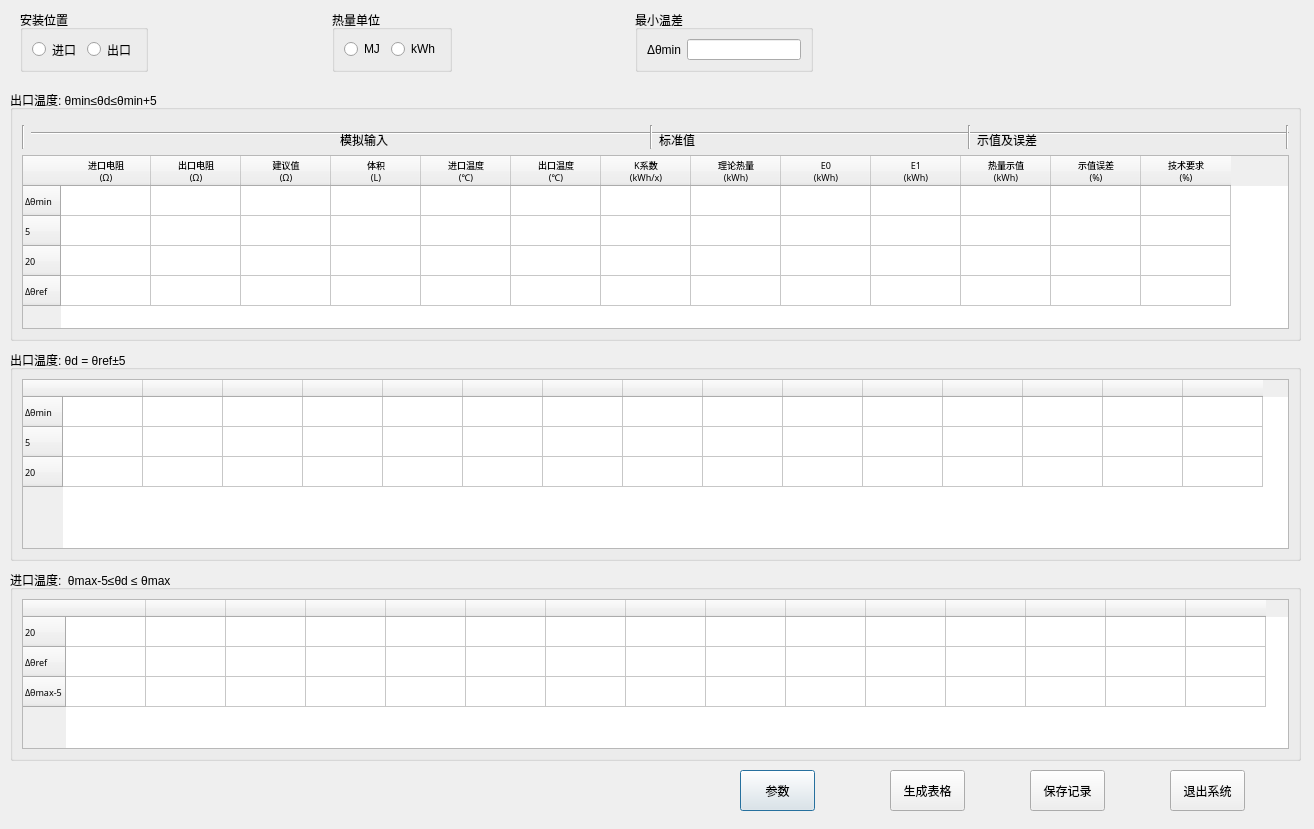
Qt form source/calcverify/calcverify.ui (flimmy78/qtverify) before a commit.
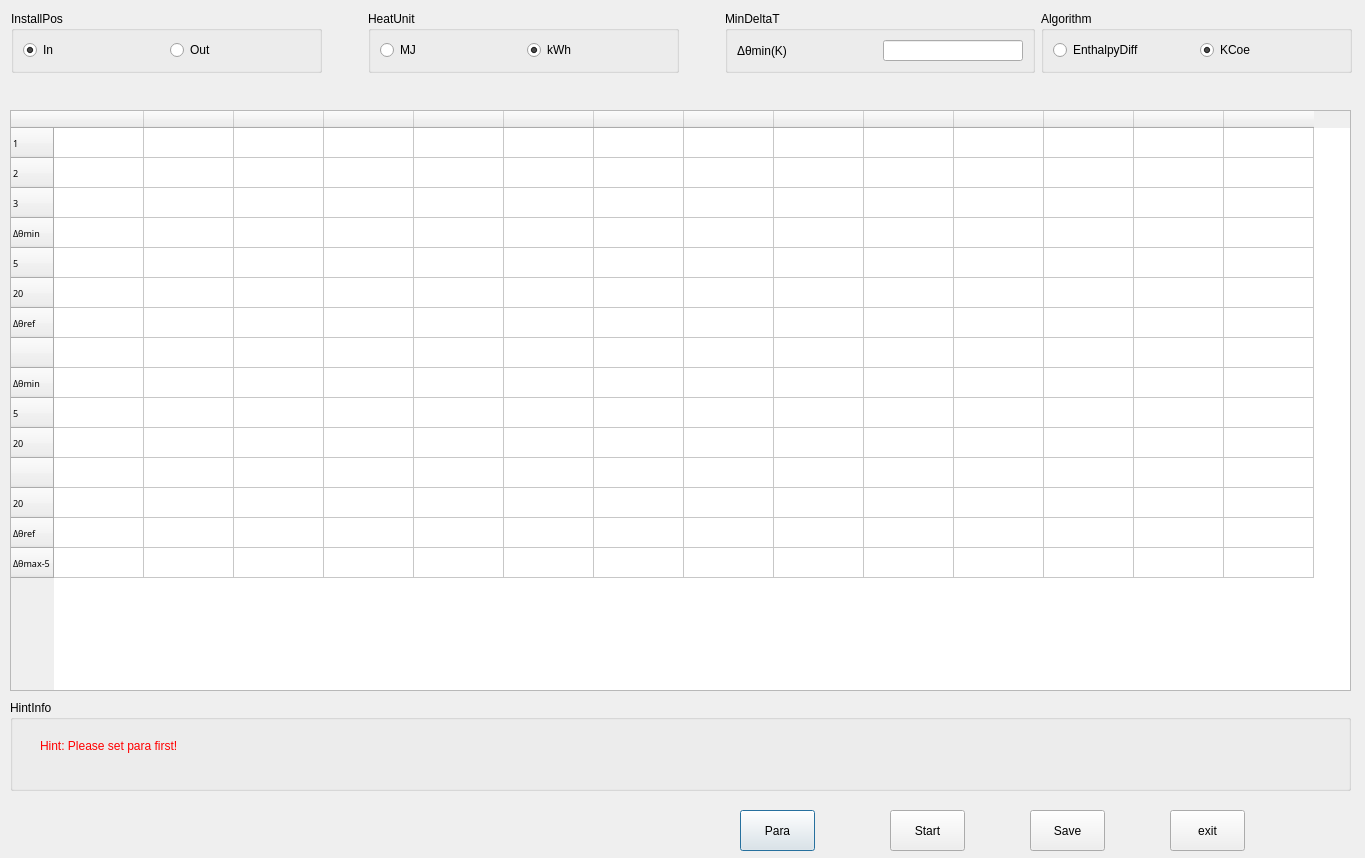
The same form after that commit. Icons and pictures are not drawn.

```diff
--- a/source/calcverify/calcverify.ui
+++ b/source/calcverify/calcverify.ui
@@ -6,8 +6,8 @@
    <rect>
     <x>0</x>
     <y>0</y>
-    <width>1314</width>
-    <height>829</height>
+    <width>1365</width>
+    <height>858</height>
    </rect>
   </property>
   <property name="windowTitle">
@@ -17,434 +17,39 @@
    <property name="geometry">
     <rect>
      <x>10</x>
-     <y>90</y>
-     <width>1291</width>
-     <height>251</height>
+     <y>700</y>
+     <width>1341</width>
+     <height>91</height>
     </rect>
    </property>
    <property name="title">
-    <string>出口温度: θmin≤θd≤θmin+5</string>
+    <string>HintInfo</string>
    </property>
    <property name="toolTipDuration" stdset="0">
     <number>0</number>
    </property>
-   <layout class="QGridLayout" name="gridLayout_6">
-    <item row="0" column="1" rowspan="3" colspan="7">
-     <widget class="Line" name="line_3">
-      <property name="orientation">
-       <enum>Qt::Horizontal</enum>
-      </property>
-     </widget>
-    </item>
-    <item row="1" column="0" rowspan="2">
-     <widget class="Line" name="line_7">
-      <property name="orientation">
-       <enum>Qt::Vertical</enum>
-      </property>
-     </widget>
-    </item>
-    <item row="1" column="3" rowspan="2">
-     <widget class="Line" name="line_6">
-      <property name="orientation">
-       <enum>Qt::Vertical</enum>
-      </property>
-     </widget>
-    </item>
-    <item row="1" column="5" rowspan="2">
-     <widget class="Line" name="line_4">
-      <property name="orientation">
-       <enum>Qt::Vertical</enum>
-      </property>
-     </widget>
-    </item>
-    <item row="1" column="7" rowspan="2">
-     <widget class="Line" name="line_5">
-      <property name="orientation">
-       <enum>Qt::Vertical</enum>
-      </property>
-     </widget>
-    </item>
-    <item row="2" column="2">
-     <widget class="QLabel" name="label_2">
-      <property name="text">
-       <string>模拟输入</string>
-      </property>
-     </widget>
-    </item>
-    <item row="2" column="4">
-     <widget class="QLabel" name="label_3">
-      <property name="text">
-       <string>标准值</string>
-      </property>
-     </widget>
-    </item>
-    <item row="2" column="6">
-     <widget class="QLabel" name="label_4">
-      <property name="text">
-       <string>示值及误差</string>
-      </property>
-     </widget>
-    </item>
-    <item row="3" column="0" colspan="8">
-     <widget class="QTableWidget" name="tableWidget">
-      <property name="font">
-       <font>
-        <family>微软雅黑</family>
-        <pointsize>7</pointsize>
-       </font>
-      </property>
-      <attribute name="horizontalHeaderDefaultSectionSize">
-       <number>90</number>
-      </attribute>
-      <row>
-       <property name="text">
-        <string>Δθmin</string>
-       </property>
-      </row>
-      <row>
-       <property name="text">
-        <string>5</string>
-       </property>
-      </row>
-      <row>
-       <property name="text">
-        <string>20</string>
-       </property>
-      </row>
-      <row>
-       <property name="text">
-        <string>Δθref    </string>
-       </property>
-      </row>
-      <column>
-       <property name="text">
-        <string>进口电阻
-(Ω)</string>
-       </property>
-      </column>
-      <column>
-       <property name="text">
-        <string>出口电阻
-(Ω)</string>
-       </property>
-      </column>
-      <column>
-       <property name="text">
-        <string>建议值
-(Ω)</string>
-       </property>
-      </column>
-      <column>
-       <property name="text">
-        <string>体积
-(L)</string>
-       </property>
-      </column>
-      <column>
-       <property name="text">
-        <string>进口温度
-(℃)</string>
-       </property>
-      </column>
-      <column>
-       <property name="text">
-        <string>出口温度
-(℃)</string>
-       </property>
-      </column>
-      <column>
-       <property name="text">
-        <string>K系数
-(kWh/x)</string>
-       </property>
-      </column>
-      <column>
-       <property name="text">
-        <string>理论热量
-(kWh)</string>
-       </property>
-      </column>
-      <column>
-       <property name="text">
-        <string>E0
-(kWh)</string>
-       </property>
-      </column>
-      <column>
-       <property name="text">
-        <string>E1
-(kWh)</string>
-       </property>
-      </column>
-      <column>
-       <property name="text">
-        <string>热量示值
-(kWh)</string>
-       </property>
-      </column>
-      <column>
-       <property name="text">
-        <string>示值误差
-(%)</string>
-       </property>
-      </column>
-      <column>
-       <property name="text">
-        <string>技术要求
-(%)</string>
-       </property>
-      </column>
-     </widget>
-    </item>
-   </layout>
+   <widget class="QLabel" name="hintLabel">
+    <property name="geometry">
+     <rect>
+      <x>30</x>
+      <y>36</y>
+      <width>441</width>
+      <height>20</height>
+     </rect>
+    </property>
+    <property name="styleSheet">
+     <string notr="true">color: rgb(255, 0, 0);</string>
+    </property>
+    <property name="text">
+     <string>Hint: Please set para first!</string>
+    </property>
+   </widget>
   </widget>
-  <widget class="QGroupBox" name="groupBox_6">
-   <property name="geometry">
-    <rect>
-     <x>10</x>
-     <y>350</y>
-     <width>1291</width>
-     <height>211</height>
-    </rect>
-   </property>
-   <property name="title">
-    <string>出口温度: θd = θref±5</string>
-   </property>
-   <property name="toolTipDuration" stdset="0">
-    <number>0</number>
-   </property>
-   <layout class="QGridLayout" name="gridLayout_5">
-    <item row="0" column="0">
-     <widget class="QTableWidget" name="tableWidget_2">
-      <property name="font">
-       <font>
-        <family>微软雅黑</family>
-        <pointsize>7</pointsize>
-       </font>
-      </property>
-      <attribute name="horizontalHeaderDefaultSectionSize">
-       <number>80</number>
-      </attribute>
-      <row>
-       <property name="text">
-        <string>Δθmin   </string>
-       </property>
-      </row>
-      <row>
-       <property name="text">
-        <string>5</string>
-       </property>
-      </row>
-      <row>
-       <property name="text">
-        <string>20</string>
-       </property>
-      </row>
-      <column>
-       <property name="text">
-        <string/>
-       </property>
-      </column>
-      <column>
-       <property name="text">
-        <string/>
-       </property>
-      </column>
-      <column>
-       <property name="text">
-        <string/>
-       </property>
-      </column>
-      <column>
-       <property name="text">
-        <string/>
-       </property>
-      </column>
-      <column>
-       <property name="text">
-        <string/>
-       </property>
-      </column>
-      <column>
-       <property name="text">
-        <string/>
-       </property>
-      </column>
-      <column>
-       <property name="text">
-        <string/>
-       </property>
-      </column>
-      <column>
-       <property name="text">
-        <string/>
-       </property>
-      </column>
-      <column>
-       <property name="text">
-        <string/>
-       </property>
-      </column>
-      <column>
-       <property name="text">
-        <string/>
-       </property>
-      </column>
-      <column>
-       <property name="text">
-        <string/>
-       </property>
-      </column>
-      <column>
-       <property name="text">
-        <string/>
-       </property>
-      </column>
-      <column>
-       <property name="text">
-        <string/>
-       </property>
-      </column>
-      <column>
-       <property name="text">
-        <string/>
-       </property>
-      </column>
-      <column>
-       <property name="text">
-        <string/>
-       </property>
-      </column>
-     </widget>
-    </item>
-   </layout>
-  </widget>
-  <widget class="QGroupBox" name="groupBox_7">
-   <property name="geometry">
-    <rect>
-     <x>10</x>
-     <y>570</y>
-     <width>1291</width>
-     <height>191</height>
-    </rect>
-   </property>
-   <property name="title">
-    <string>进口温度:  θmax-5≤θd ≤ θmax</string>
-   </property>
-   <property name="toolTipDuration" stdset="0">
-    <number>0</number>
-   </property>
-   <layout class="QGridLayout" name="gridLayout_4">
-    <item row="0" column="0">
-     <widget class="QTableWidget" name="tableWidget_3">
-      <property name="font">
-       <font>
-        <family>微软雅黑</family>
-        <pointsize>7</pointsize>
-       </font>
-      </property>
-      <attribute name="horizontalHeaderDefaultSectionSize">
-       <number>80</number>
-      </attribute>
-      <row>
-       <property name="text">
-        <string>20</string>
-       </property>
-      </row>
-      <row>
-       <property name="text">
-        <string>Δθref</string>
-       </property>
-      </row>
-      <row>
-       <property name="text">
-        <string>Δθmax-5</string>
-       </property>
-      </row>
-      <column>
-       <property name="text">
-        <string/>
-       </property>
-      </column>
-      <column>
-       <property name="text">
-        <string/>
-       </property>
-      </column>
-      <column>
-       <property name="text">
-        <string/>
-       </property>
-      </column>
-      <column>
-       <property name="text">
-        <string/>
-       </property>
-      </column>
-      <column>
-       <property name="text">
-        <string/>
-       </property>
-      </column>
-      <column>
-       <property name="text">
-        <string/>
-       </property>
-      </column>
-      <column>
-       <property name="text">
-        <string/>
-       </property>
-      </column>
-      <column>
-       <property name="text">
-        <string/>
-       </property>
-      </column>
-      <column>
-       <property name="text">
-        <string/>
-       </property>
-      </column>
-      <column>
-       <property name="text">
-        <string/>
-       </property>
-      </column>
-      <column>
-       <property name="text">
-        <string/>
-       </property>
-      </column>
-      <column>
-       <property name="text">
-        <string/>
-       </property>
-      </column>
-      <column>
-       <property name="text">
-        <string/>
-       </property>
-      </column>
-      <column>
-       <property name="text">
-        <string/>
-       </property>
-      </column>
-      <column>
-       <property name="text">
-        <string/>
-       </property>
-      </column>
-     </widget>
-    </item>
-   </layout>
-  </widget>
-  <widget class="QPushButton" name="pushButton_4">
+  <widget class="QPushButton" name="btnPara">
    <property name="geometry">
     <rect>
      <x>740</x>
-     <y>770</y>
+     <y>810</y>
      <width>75</width>
      <height>41</height>
     </rect>
@@ -456,7 +61,7 @@
     </sizepolicy>
    </property>
    <property name="text">
-    <string>参数</string>
+    <string>Para</string>
    </property>
    <property name="icon">
     <iconset>
@@ -467,7 +72,7 @@
    <property name="geometry">
     <rect>
      <x>890</x>
-     <y>770</y>
+     <y>810</y>
      <width>75</width>
      <height>41</height>
     </rect>
@@ -479,7 +84,7 @@
     </sizepolicy>
    </property>
    <property name="text">
-    <string>生成表格</string>
+    <string>Start</string>
    </property>
    <property name="icon">
     <iconset>
@@ -490,7 +95,7 @@
    <property name="geometry">
     <rect>
      <x>1030</x>
-     <y>770</y>
+     <y>810</y>
      <width>75</width>
      <height>41</height>
     </rect>
@@ -502,7 +107,7 @@
     </sizepolicy>
    </property>
    <property name="text">
-    <string>保存记录</string>
+    <string>Save</string>
    </property>
    <property name="icon">
     <iconset>
@@ -513,7 +118,7 @@
    <property name="geometry">
     <rect>
      <x>1170</x>
-     <y>770</y>
+     <y>810</y>
      <width>75</width>
      <height>41</height>
     </rect>
@@ -525,63 +130,407 @@
     </sizepolicy>
    </property>
    <property name="text">
-    <string>退出系统</string>
+    <string>exit</string>
    </property>
    <property name="icon">
     <iconset>
      <normaloff>../../exit.png</normaloff>../../exit.png</iconset>
    </property>
   </widget>
-  <widget class="QWidget" name="">
+  <widget class="QTableWidget" name="tableWidget">
    <property name="geometry">
     <rect>
-     <x>20</x>
-     <y>10</y>
-     <width>1281</width>
+     <x>10</x>
+     <y>110</y>
+     <width>1341</width>
+     <height>581</height>
+    </rect>
+   </property>
+   <property name="font">
+    <font>
+     <family>微软雅黑</family>
+     <pointsize>7</pointsize>
+    </font>
+   </property>
+   <property name="layoutDirection">
+    <enum>Qt::LeftToRight</enum>
+   </property>
+   <property name="selectionMode">
+    <enum>QAbstractItemView::ExtendedSelection</enum>
+   </property>
+   <property name="selectionBehavior">
+    <enum>QAbstractItemView::SelectItems</enum>
+   </property>
+   <property name="textElideMode">
+    <enum>Qt::ElideMiddle</enum>
+   </property>
+   <attribute name="horizontalHeaderDefaultSectionSize">
+    <number>90</number>
+   </attribute>
+   <row>
+    <property name="text">
+     <string>1</string>
+    </property>
+   </row>
+   <row>
+    <property name="text">
+     <string>2</string>
+    </property>
+   </row>
+   <row>
+    <property name="text">
+     <string>3</string>
+    </property>
+   </row>
+   <row>
+    <property name="text">
+     <string>Δθmin</string>
+    </property>
+   </row>
+   <row>
+    <property name="text">
+     <string>5</string>
+    </property>
+   </row>
+   <row>
+    <property name="text">
+     <string>20</string>
+    </property>
+   </row>
+   <row>
+    <property name="text">
+     <string>Δθref    </string>
+    </property>
+   </row>
+   <row>
+    <property name="text">
+     <string/>
+    </property>
+   </row>
+   <row>
+    <property name="text">
+     <string>Δθmin</string>
+    </property>
+   </row>
+   <row>
+    <property name="text">
+     <string>5</string>
+    </property>
+   </row>
+   <row>
+    <property name="text">
+     <string>20</string>
+    </property>
+   </row>
+   <row>
+    <property name="text">
+     <string/>
+    </property>
+   </row>
+   <row>
+    <property name="text">
+     <string>20</string>
+    </property>
+   </row>
+   <row>
+    <property name="text">
+     <string>Δθref</string>
+    </property>
+   </row>
+   <row>
+    <property name="text">
+     <string>Δθmax-5</string>
+    </property>
+   </row>
+   <column>
+    <property name="text">
+     <string/>
+    </property>
+   </column>
+   <column>
+    <property name="text">
+     <string/>
+    </property>
+   </column>
+   <column>
+    <property name="text">
+     <string/>
+    </property>
+   </column>
+   <column>
+    <property name="text">
+     <string/>
+    </property>
+   </column>
+   <column>
+    <property name="text">
+     <string/>
+    </property>
+   </column>
+   <column>
+    <property name="text">
+     <string/>
+    </property>
+   </column>
+   <column>
+    <property name="text">
+     <string/>
+    </property>
+   </column>
+   <column>
+    <property name="text">
+     <string/>
+    </property>
+   </column>
+   <column>
+    <property name="text">
+     <string/>
+    </property>
+   </column>
+   <column>
+    <property name="text">
+     <string/>
+    </property>
+   </column>
+   <column>
+    <property name="text">
+     <string/>
+    </property>
+   </column>
+   <column>
+    <property name="text">
+     <string/>
+    </property>
+   </column>
+   <column>
+    <property name="text">
+     <string/>
+    </property>
+   </column>
+   <column>
+    <property name="text">
+     <string/>
+    </property>
+   </column>
+   <item row="0" column="0">
+    <property name="text">
+     <string/>
+    </property>
+    <property name="flags">
+     <set>ItemIsSelectable|ItemIsDragEnabled|ItemIsUserCheckable</set>
+    </property>
+   </item>
+   <item row="0" column="2">
+    <property name="text">
+     <string/>
+    </property>
+    <property name="flags">
+     <set>ItemIsSelectable|ItemIsDragEnabled|ItemIsUserCheckable</set>
+    </property>
+   </item>
+   <item row="1" column="0">
+    <property name="text">
+     <string/>
+    </property>
+    <property name="flags">
+     <set>ItemIsSelectable|ItemIsDragEnabled|ItemIsUserCheckable</set>
+    </property>
+   </item>
+   <item row="1" column="2">
+    <property name="text">
+     <string/>
+    </property>
+    <property name="flags">
+     <set>ItemIsSelectable|ItemIsDragEnabled|ItemIsUserCheckable</set>
+    </property>
+   </item>
+   <item row="2" column="0">
+    <property name="flags">
+     <set>ItemIsSelectable|ItemIsDragEnabled|ItemIsUserCheckable</set>
+    </property>
+   </item>
+   <item row="2" column="2">
+    <property name="text">
+     <string/>
+    </property>
+    <property name="flags">
+     <set>ItemIsSelectable|ItemIsDragEnabled|ItemIsUserCheckable</set>
+    </property>
+   </item>
+   <item row="3" column="0">
+    <property name="text">
+     <string/>
+    </property>
+    <property name="flags">
+     <set>ItemIsSelectable|ItemIsDragEnabled|ItemIsUserCheckable</set>
+    </property>
+   </item>
+   <item row="3" column="2">
+    <property name="text">
+     <string/>
+    </property>
+    <property name="flags">
+     <set>ItemIsSelectable|ItemIsDragEnabled|ItemIsUserCheckable</set>
+    </property>
+   </item>
+   <item row="4" column="0">
+    <property name="text">
+     <string/>
+    </property>
+    <property name="flags">
+     <set>ItemIsSelectable|ItemIsDragEnabled|ItemIsUserCheckable</set>
+    </property>
+   </item>
+   <item row="4" column="2">
+    <property name="text">
+     <string/>
+    </property>
+    <property name="flags">
+     <set>ItemIsSelectable|ItemIsDragEnabled|ItemIsUserCheckable</set>
+    </property>
+   </item>
+   <item row="5" column="0">
+    <property name="text">
+     <string/>
+    </property>
+    <property name="flags">
+     <set>ItemIsSelectable|ItemIsDragEnabled|ItemIsUserCheckable</set>
+    </property>
+   </item>
+   <item row="5" column="2">
+    <property name="text">
+     <string/>
+    </property>
+    <property name="flags">
+     <set>ItemIsSelectable|ItemIsDragEnabled|ItemIsUserCheckable</set>
+    </property>
+   </item>
+   <item row="6" column="0">
+    <property name="text">
+     <string/>
+    </property>
+    <property name="flags">
+     <set>ItemIsSelectable|ItemIsDragEnabled|ItemIsUserCheckable</set>
+    </property>
+   </item>
+   <item row="6" column="2">
+    <property name="text">
+     <string/>
+    </property>
+    <property name="flags">
+     <set>ItemIsSelectable|ItemIsDragEnabled|ItemIsUserCheckable</set>
+    </property>
+   </item>
+   <item row="7" column="0">
+    <property name="flags">
+     <set>ItemIsSelectable|ItemIsDragEnabled|ItemIsUserCheckable</set>
+    </property>
+   </item>
+   <item row="7" column="2">
+    <property name="text">
+     <string/>
+    </property>
+    <property name="flags">
+     <set>ItemIsSelectable|ItemIsDragEnabled|ItemIsUserCheckable</set>
+    </property>
+   </item>
+   <item row="8" column="2">
+    <property name="text">
+     <string/>
+    </property>
+    <property name="flags">
+     <set>ItemIsSelectable|ItemIsDragEnabled|ItemIsUserCheckable</set>
+    </property>
+   </item>
+   <item row="9" column="2">
+    <property name="text">
+     <string/>
+    </property>
+    <property name="flags">
+     <set>ItemIsSelectable|ItemIsDragEnabled|ItemIsUserCheckable</set>
+    </property>
+   </item>
+   <item row="10" column="2">
+    <property name="text">
+     <string/>
+    </property>
+    <property name="flags">
+     <set>ItemIsSelectable|ItemIsDragEnabled|ItemIsUserCheckable</set>
+    </property>
+   </item>
+   <item row="11" column="2">
+    <property name="text">
+     <string/>
+    </property>
+    <property name="flags">
+     <set>ItemIsSelectable|ItemIsDragEnabled|ItemIsUserCheckable</set>
+    </property>
+   </item>
+   <item row="12" column="2">
+    <property name="text">
+     <string/>
+    </property>
+    <property name="flags">
+     <set>ItemIsSelectable|ItemIsDragEnabled|ItemIsUserCheckable</set>
+    </property>
+   </item>
+   <item row="13" column="2">
+    <property name="text">
+     <string/>
+    </property>
+    <property name="flags">
+     <set>ItemIsSelectable|ItemIsDragEnabled|ItemIsUserCheckable</set>
+    </property>
+   </item>
+   <item row="14" column="2">
+    <property name="text">
+     <string/>
+    </property>
+    <property name="flags">
+     <set>ItemIsSelectable|ItemIsDragEnabled|ItemIsUserCheckable</set>
+    </property>
+   </item>
+  </widget>
+  <widget class="QWidget" name="layoutWidget">
+   <property name="geometry">
+    <rect>
+     <x>11</x>
+     <y>11</y>
+     <width>1341</width>
      <height>62</height>
     </rect>
    </property>
-   <layout class="QHBoxLayout" name="horizontalLayout">
-    <item>
-     <widget class="QGroupBox" name="groupBox_2">
+   <layout class="QGridLayout" name="gridLayout_5">
+    <item row="0" column="5">
+     <widget class="QGroupBox" name="grpBoxAlgorithm">
       <property name="title">
-       <string>安装位置</string>
+       <string>Algorithm</string>
       </property>
-      <layout class="QGridLayout" name="gridLayout">
+      <layout class="QGridLayout" name="gridLayout_3">
        <item row="0" column="0">
-        <widget class="QRadioButton" name="radioButton">
+        <widget class="QRadioButton" name="radioButton_5">
          <property name="text">
-          <string>进口</string>
+          <string>EnthalpyDiff</string>
          </property>
         </widget>
        </item>
        <item row="0" column="1">
-        <widget class="QRadioButton" name="radioButton_2">
+        <widget class="QRadioButton" name="radioButton_6">
          <property name="text">
-          <string>出口</string>
+          <string>KCoe</string>
+         </property>
+         <property name="checked">
+          <bool>true</bool>
          </property>
         </widget>
        </item>
       </layout>
      </widget>
     </item>
-    <item>
-     <spacer name="horizontalSpacer">
-      <property name="orientation">
-       <enum>Qt::Horizontal</enum>
-      </property>
-      <property name="sizeHint" stdset="0">
-       <size>
-        <width>40</width>
-        <height>20</height>
-       </size>
-      </property>
-     </spacer>
-    </item>
-    <item>
-     <widget class="QGroupBox" name="groupBox_3">
+    <item row="0" column="2">
+     <widget class="QGroupBox" name="grpBoxHeatUnit">
       <property name="title">
-       <string>热量单位</string>
+       <string>HeatUnit</string>
       </property>
       <layout class="QGridLayout" name="gridLayout_2">
        <item row="0" column="0">
@@ -596,51 +545,96 @@
          <property name="text">
           <string>kWh</string>
          </property>
+         <property name="checked">
+          <bool>true</bool>
+         </property>
         </widget>
        </item>
       </layout>
      </widget>
     </item>
-    <item>
-     <spacer name="horizontalSpacer_2">
-      <property name="orientation">
-       <enum>Qt::Horizontal</enum>
+    <item row="0" column="0">
+     <widget class="QGroupBox" name="grpBoxInstallPos">
+      <property name="title">
+       <string>InstallPos</string>
       </property>
-      <property name="sizeHint" stdset="0">
-       <size>
-        <width>40</width>
-        <height>20</height>
-       </size>
-      </property>
-     </spacer>
+      <layout class="QGridLayout" name="gridLayout">
+       <item row="0" column="0">
+        <widget class="QRadioButton" name="radioButton">
+         <property name="text">
+          <string>In</string>
+         </property>
+         <property name="checked">
+          <bool>true</bool>
+         </property>
+        </widget>
+       </item>
+       <item row="0" column="1">
+        <widget class="QRadioButton" name="radioButton_2">
+         <property name="text">
+          <string>Out</string>
+         </property>
+        </widget>
+       </item>
+      </layout>
+     </widget>
     </item>
-    <item>
-     <widget class="QGroupBox" name="groupBox_4">
+    <item row="0" column="4">
+     <widget class="QGroupBox" name="grpBoxMinDeltaT">
       <property name="title">
-       <string>最小温差</string>
+       <string>MinDeltaT</string>
       </property>
-      <layout class="QGridLayout" name="gridLayout_3">
+      <layout class="QGridLayout" name="gridLayout_6">
        <item row="0" column="0">
         <widget class="QLabel" name="label">
          <property name="text">
-          <string>Δθmin</string>
+          <string>Δθmin(K)</string>
          </property>
         </widget>
        </item>
        <item row="0" column="1">
-        <widget class="QLineEdit" name="lineEdit"/>
+        <widget class="QLineEdit" name="lnEditMinDeltaT">
+         <property name="sizePolicy">
+          <sizepolicy hsizetype="Preferred" vsizetype="Fixed">
+           <horstretch>0</horstretch>
+           <verstretch>0</verstretch>
+          </sizepolicy>
+         </property>
+         <property name="alignment">
+          <set>Qt::AlignCenter</set>
+         </property>
+        </widget>
        </item>
       </layout>
      </widget>
     </item>
-    <item>
-     <spacer name="horizontalSpacer_3">
+    <item row="0" column="3">
+     <spacer name="horizontalSpacer_2">
       <property name="orientation">
        <enum>Qt::Horizontal</enum>
       </property>
+      <property name="sizeType">
+       <enum>QSizePolicy::Preferred</enum>
+      </property>
       <property name="sizeHint" stdset="0">
        <size>
-        <width>488</width>
+        <width>40</width>
+        <height>20</height>
+       </size>
+      </property>
+     </spacer>
+    </item>
+    <item row="0" column="1">
+     <spacer name="horizontalSpacer">
+      <property name="orientation">
+       <enum>Qt::Horizontal</enum>
+      </property>
+      <property name="sizeType">
+       <enum>QSizePolicy::Preferred</enum>
+      </property>
+      <property name="sizeHint" stdset="0">
+       <size>
+        <width>40</width>
         <height>20</height>
        </size>
       </property>
```
Left out of the diff: 6 changed lines with no effect on the pictures.
